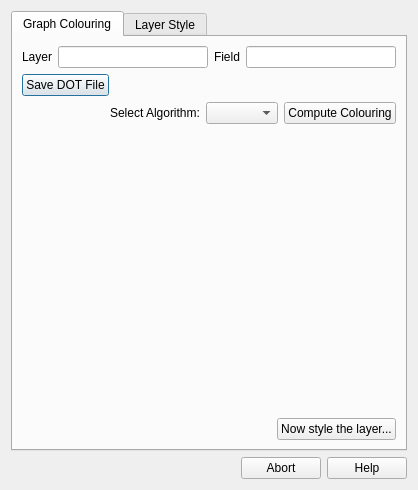
This is colourtabs.ui in nyalldawson/topocolour as Qt 5 draws it before an edit. The edited form follows.
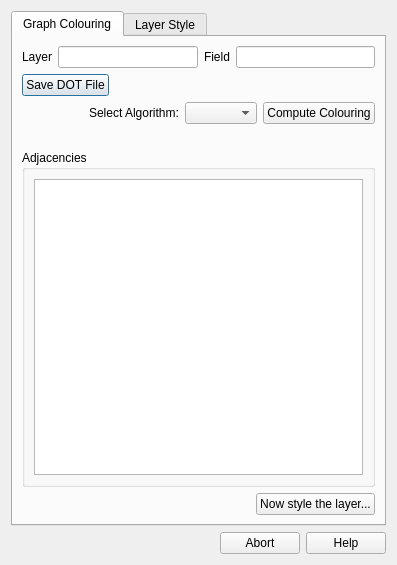
This is the edited form.

Commit message: save dot file, show adjacencies in text field

Diff of the .ui file:
```diff
--- a/colourtabs.ui
+++ b/colourtabs.ui
@@ -5,8 +5,8 @@
    <rect>
     <x>0</x>
     <y>0</y>
-    <width>418</width>
-    <height>490</height>
+    <width>397</width>
+    <height>565</height>
    </rect>
   </property>
   <property name="windowTitle" >
@@ -139,17 +139,20 @@
         </widget>
        </item>
        <item>
-        <spacer>
-         <property name="orientation" >
-          <enum>Qt::Vertical</enum>
+        <widget class="QGroupBox" name="groupBox" >
+         <property name="title" >
+          <string>Adjacencies</string>
          </property>
-         <property name="sizeHint" >
-          <size>
-           <width>20</width>
-           <height>40</height>
-          </size>
-         </property>
-        </spacer>
+         <layout class="QVBoxLayout" >
+          <item>
+           <widget class="QTextEdit" name="graphDump" >
+            <property name="readOnly" >
+             <bool>true</bool>
+            </property>
+           </widget>
+          </item>
+         </layout>
+        </widget>
        </item>
        <item>
         <layout class="QHBoxLayout" >
```
The commit also changes 4 other files.
